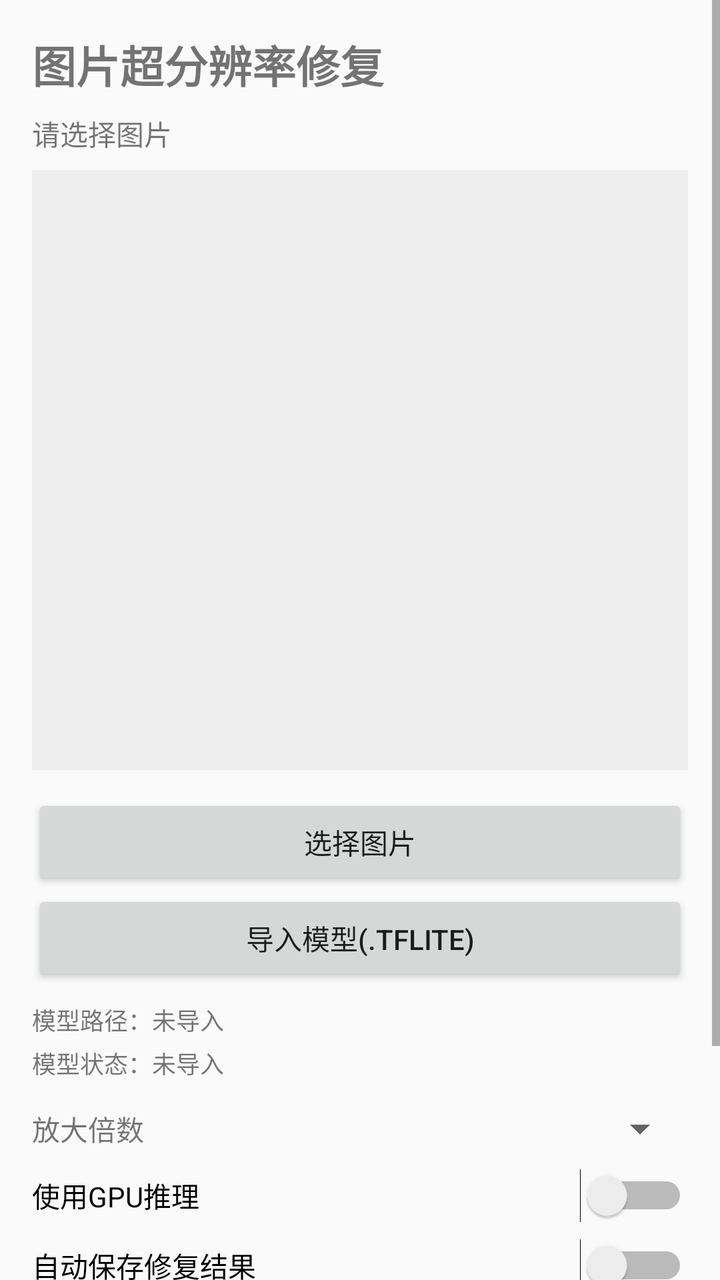
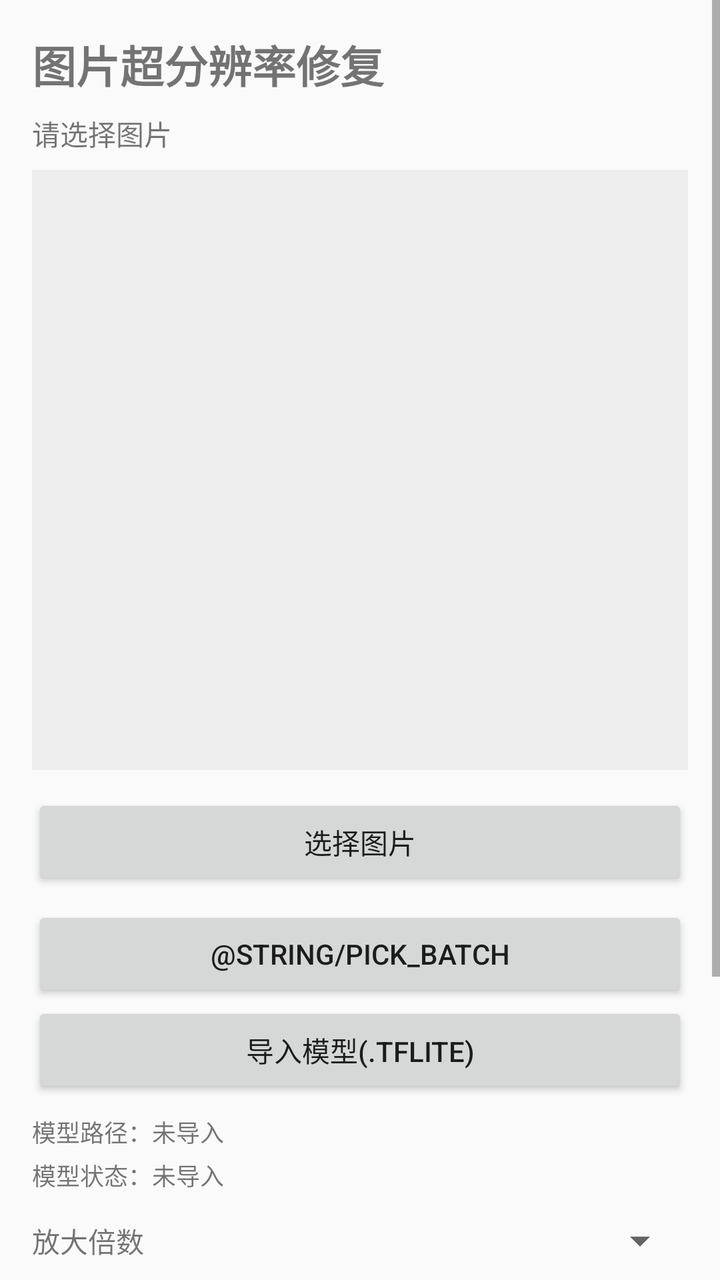

Before-and-after screenshots of an Android layout around one commit, followed by the original layout XML and the change that was made.
<!-- AndroidManifest.xml: application theme Theme.SuperResApp -->
<!-- res/layout/activity_main.xml -->
<?xml version="1.0" encoding="utf-8"?>
<ScrollView xmlns:android="http://schemas.android.com/apk/res/android"
    android:layout_width="match_parent"
    android:layout_height="match_parent"
    android:fillViewport="true">

    <LinearLayout
        android:layout_width="match_parent"
        android:layout_height="wrap_content"
        android:orientation="vertical"
        android:padding="16dp">

        <TextView
            android:layout_width="wrap_content"
            android:layout_height="wrap_content"
            android:text="@string/title"
            android:textSize="22sp"
            android:textStyle="bold" />

        <TextView
            android:id="@+id/tvImportInfo"
            android:layout_width="match_parent"
            android:layout_height="wrap_content"
            android:layout_marginTop="8dp"
            android:text="@string/status_ready"
            android:textSize="14sp" />

        <ImageView
            android:id="@+id/imgPreview"
            android:layout_width="match_parent"
            android:layout_height="300dp"
            android:layout_marginTop="8dp"
            android:background="#EEE"
            android:contentDescription="@string/preview"
            android:scaleType="fitCenter" />

        <Button
            android:id="@+id/btnPickImage"
            android:layout_width="match_parent"
            android:layout_height="wrap_content"
            android:layout_marginTop="12dp"
            android:text="@string/pick_image" />

        <Button
            android:id="@+id/btnPickModel"
            android:layout_width="match_parent"
            android:layout_height="wrap_content"
            android:text="@string/pick_model" />

        <TextView
            android:id="@+id/tvModelPath"
            android:layout_width="match_parent"
            android:layout_height="wrap_content"
            android:layout_marginTop="8dp"
            android:text="@string/model_path_default"
            android:textSize="12sp" />

        <TextView
            android:id="@+id/tvModelStatus"
            android:layout_width="match_parent"
            android:layout_height="wrap_content"
            android:layout_marginTop="4dp"
            android:text="@string/model_status_default"
            android:textSize="12sp" />

        <LinearLayout
            android:layout_width="match_parent"
            android:layout_height="wrap_content"
            android:layout_marginTop="12dp"
            android:gravity="center_vertical"
            android:orientation="horizontal">

            <TextView
                android:layout_width="wrap_content"
                android:layout_height="wrap_content"
                android:text="@string/scale" />

            <Spinner
                android:id="@+id/spinnerScale"
                android:layout_width="0dp"
                android:layout_height="wrap_content"
                android:layout_weight="1"
                android:layout_marginStart="8dp" />
        </LinearLayout>

        <Switch
            android:id="@+id/switchGpu"
            android:layout_width="match_parent"
            android:layout_height="wrap_content"
            android:layout_marginTop="8dp"
            android:text="@string/use_gpu" />

        <Switch
            android:id="@+id/switchAutoSave"
            android:layout_width="match_parent"
            android:layout_height="wrap_content"
            android:layout_marginTop="8dp"
            android:text="@string/auto_save" />

        <ProgressBar
            android:id="@+id/progressBar"
            style="?android:attr/progressBarStyleHorizontal"
            android:layout_width="match_parent"
            android:layout_height="wrap_content"
            android:layout_marginTop="12dp"
            android:max="100"
            android:progress="0" />

        <Button
            android:id="@+id/btnRun"
            android:layout_width="match_parent"
            android:layout_height="wrap_content"
            android:layout_marginTop="12dp"
            android:enabled="false"
            android:text="@string/run" />

        <TextView
            android:id="@+id/tvStatus"
            android:layout_width="match_parent"
            android:layout_height="wrap_content"
            android:layout_marginTop="12dp"
            android:text="@string/status_ready"
            android:textSize="14sp" />
    </LinearLayout>
</ScrollView>
<!-- resources referenced by this layout -->
<resources>
  <string name="auto_save">自动保存修复结果</string>
  <string name="model_path_default">模型路径：未导入</string>
  <string name="model_status_default">模型状态：未导入</string>
  <string name="pick_image">选择图片</string>
  <string name="pick_model">导入模型(.tflite)</string>
  <string name="preview">预览</string>
  <string name="run">开始修复</string>
  <string name="scale">放大倍数</string>
  <string name="status_ready">请选择图片</string>
  <string name="title">图片超分辨率修复</string>
  <string name="use_gpu">使用GPU推理</string>
  <style name="Theme.SuperResApp" parent="Theme.AppCompat.DayNight.NoActionBar">
          <item name="colorPrimary">#1565C0</item>
          <item name="colorPrimaryDark">#0D47A1</item>
          <item name="colorAccent">#26C6DA</item>
          <item name="android:statusBarColor">#0D47A1</item>
      </style>
</resources>

<!-- the commit's change to res/layout/activity_main.xml (unified diff, before → after) -->
@@ -40,6 +40,13 @@
             android:layout_height="wrap_content"
             android:layout_marginTop="12dp"
             android:text="@string/pick_image" />
+
+        <Button
+            android:id="@+id/btnPickBatch"
+            android:layout_width="match_parent"
+            android:layout_height="wrap_content"
+            android:layout_marginTop="8dp"
+            android:text="@string/pick_batch" />
 
         <Button
             android:id="@+id/btnPickModel"
